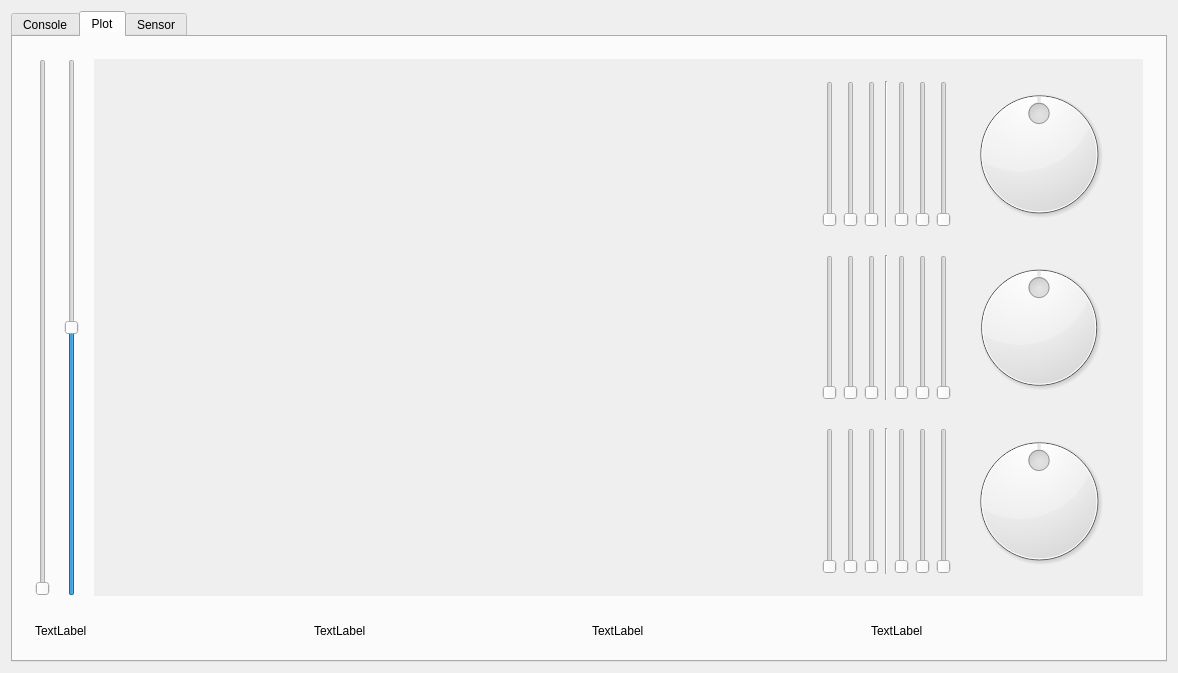
The window that mainwindow.ui (quadwitharm/DebugConsole) describes before a commit, drawn with Qt 5.
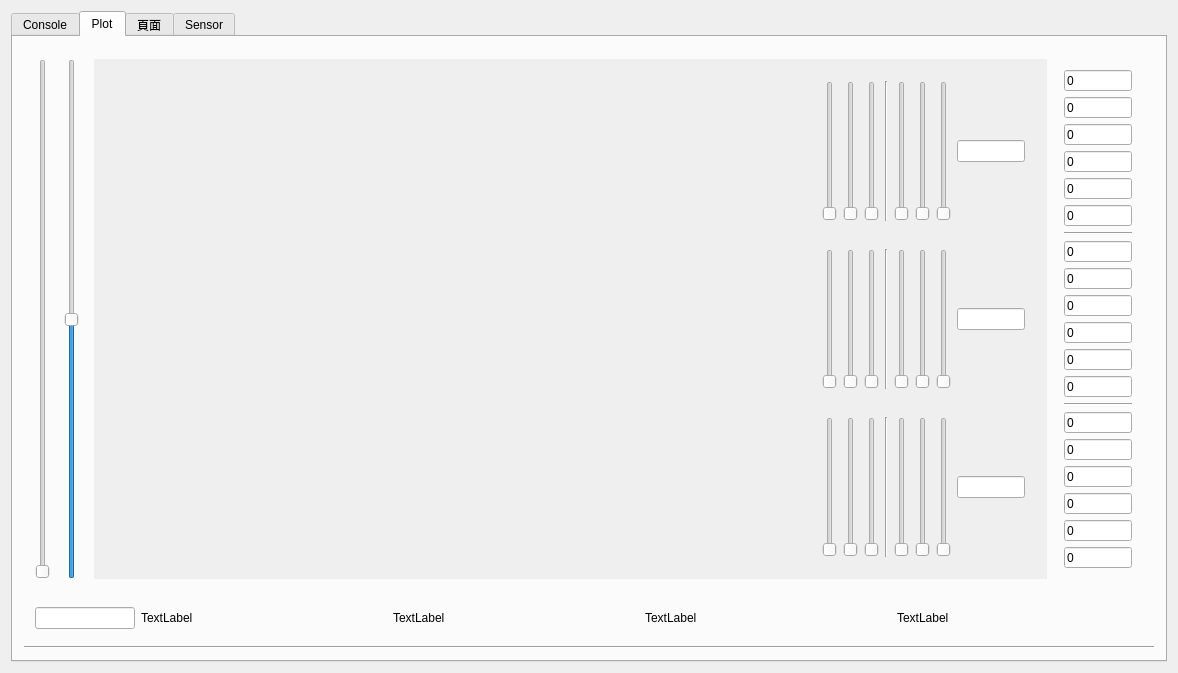
The same window after the commit. The open tabs and pages were chosen to show the change. Custom widgets are drawn as their Qt base class.

```diff
--- a/mainwindow.ui
+++ b/mainwindow.ui
@@ -375,6 +375,16 @@
         <item row="1" column="0">
          <widget class="QWidget" name="widget_4" native="true">
           <layout class="QHBoxLayout" name="horizontalLayout_12">
+           <item>
+            <widget class="QLineEdit" name="lineEdit_2">
+             <property name="maximumSize">
+              <size>
+               <width>100</width>
+               <height>16777215</height>
+              </size>
+             </property>
+            </widget>
+           </item>
            <item>
             <widget class="QLabel" name="motor1">
              <property name="text">
@@ -515,26 +525,7 @@
                     </widget>
                    </item>
                    <item>
-                    <widget class="QDial" name="SetPoint">
-                     <property name="statusTip">
-                      <string/>
-                     </property>
-                     <property name="minimum">
-                      <number>-180</number>
-                     </property>
-                     <property name="maximum">
-                      <number>180</number>
-                     </property>
-                     <property name="pageStep">
-                      <number>0</number>
-                     </property>
-                     <property name="invertedAppearance">
-                      <bool>false</bool>
-                     </property>
-                     <property name="invertedControls">
-                      <bool>false</bool>
-                     </property>
-                    </widget>
+                    <widget class="QLineEdit" name="lineEdit_3"/>
                    </item>
                   </layout>
                  </item>
@@ -606,17 +597,7 @@
                     </widget>
                    </item>
                    <item>
-                    <widget class="QDial" name="SetPoint_3">
-                     <property name="minimum">
-                      <number>-180</number>
-                     </property>
-                     <property name="maximum">
-                      <number>180</number>
-                     </property>
-                     <property name="pageStep">
-                      <number>0</number>
-                     </property>
-                    </widget>
+                    <widget class="QLineEdit" name="lineEdit_4"/>
                    </item>
                   </layout>
                  </item>
@@ -688,17 +669,7 @@
                     </widget>
                    </item>
                    <item>
-                    <widget class="QDial" name="SetPoint_2">
-                     <property name="minimum">
-                      <number>-180</number>
-                     </property>
-                     <property name="maximum">
-                      <number>180</number>
-                     </property>
-                     <property name="pageStep">
-                      <number>0</number>
-                     </property>
-                    </widget>
+                    <widget class="QLineEdit" name="lineEdit_5"/>
                    </item>
                   </layout>
                  </item>
@@ -708,11 +679,183 @@
              </layout>
             </widget>
            </item>
+           <item>
+            <widget class="QWidget" name="widget" native="true">
+             <layout class="QVBoxLayout" name="verticalLayout_4">
+              <item>
+               <widget class="QLineEdit" name="rp">
+                <property name="text">
+                 <string>0</string>
+                </property>
+               </widget>
+              </item>
+              <item>
+               <widget class="QLineEdit" name="ri">
+                <property name="text">
+                 <string>0</string>
+                </property>
+               </widget>
+              </item>
+              <item>
+               <widget class="QLineEdit" name="rd">
+                <property name="text">
+                 <string>0</string>
+                </property>
+               </widget>
+              </item>
+              <item>
+               <widget class="QLineEdit" name="rrp">
+                <property name="text">
+                 <string>0</string>
+                </property>
+               </widget>
+              </item>
+              <item>
+               <widget class="QLineEdit" name="rri">
+                <property name="text">
+                 <string>0</string>
+                </property>
+               </widget>
+              </item>
+              <item>
+               <widget class="QLineEdit" name="rrd">
+                <property name="text">
+                 <string>0</string>
+                </property>
+               </widget>
+              </item>
+              <item>
+               <widget class="Line" name="line_5">
+                <property name="orientation">
+                 <enum>Qt::Horizontal</enum>
+                </property>
+               </widget>
+              </item>
+              <item>
+               <widget class="QLineEdit" name="pp">
+                <property name="text">
+                 <string>0</string>
+                </property>
+               </widget>
+              </item>
+              <item>
+               <widget class="QLineEdit" name="pi">
+                <property name="text">
+                 <string>0</string>
+                </property>
+               </widget>
+              </item>
+              <item>
+               <widget class="QLineEdit" name="pd">
+                <property name="text">
+                 <string>0</string>
+                </property>
+               </widget>
+              </item>
+              <item>
+               <widget class="QLineEdit" name="ppp">
+                <property name="text">
+                 <string>0</string>
+                </property>
+               </widget>
+              </item>
+              <item>
+               <widget class="QLineEdit" name="ppi">
+                <property name="text">
+                 <string>0</string>
+                </property>
+               </widget>
+              </item>
+              <item>
+               <widget class="QLineEdit" name="ppd">
+                <property name="text">
+                 <string>0</string>
+                </property>
+               </widget>
+              </item>
+              <item>
+               <widget class="Line" name="line_6">
+                <property name="orientation">
+                 <enum>Qt::Horizontal</enum>
+                </property>
+               </widget>
+              </item>
+              <item>
+               <widget class="QLineEdit" name="yp">
+                <property name="text">
+                 <string>0</string>
+                </property>
+               </widget>
+              </item>
+              <item>
+               <widget class="QLineEdit" name="yi">
+                <property name="text">
+                 <string>0</string>
+                </property>
+               </widget>
+              </item>
+              <item>
+               <widget class="QLineEdit" name="yd">
+                <property name="text">
+                 <string>0</string>
+                </property>
+               </widget>
+              </item>
+              <item>
+               <widget class="QLineEdit" name="yyp">
+                <property name="text">
+                 <string>0</string>
+                </property>
+               </widget>
+              </item>
+              <item>
+               <widget class="QLineEdit" name="yyi">
+                <property name="text">
+                 <string>0</string>
+                </property>
+               </widget>
+              </item>
+              <item>
+               <widget class="QLineEdit" name="yyd">
+                <property name="text">
+                 <string>0</string>
+                </property>
+               </widget>
+              </item>
+             </layout>
+            </widget>
+           </item>
           </layout>
           <zorder>verticalSlider</zorder>
           <zorder>verticalOutput</zorder>
           <zorder>controll</zorder>
          </widget>
+        </item>
+        <item row="2" column="0">
+         <widget class="Line" name="line_4">
+          <property name="orientation">
+           <enum>Qt::Horizontal</enum>
+          </property>
+         </widget>
+        </item>
+       </layout>
+      </widget>
+      <widget class="QWidget" name="tab">
+       <attribute name="title">
+        <string>頁面</string>
+       </attribute>
+       <layout class="QGridLayout" name="gridLayout_5">
+        <item row="0" column="0">
+         <widget class="QLineEdit" name="fr"/>
+        </item>
+        <item row="0" column="1">
+         <widget class="QLineEdit" name="fl"/>
+        </item>
+        <item row="1" column="0">
+         <widget class="QLineEdit" name="br"/>
+        </item>
+        <item row="1" column="1">
+         <widget class="QLineEdit" name="bl"/>
         </item>
        </layout>
       </widget>
```
Left out of the diff: 3 changed lines with no effect on the pictures.
